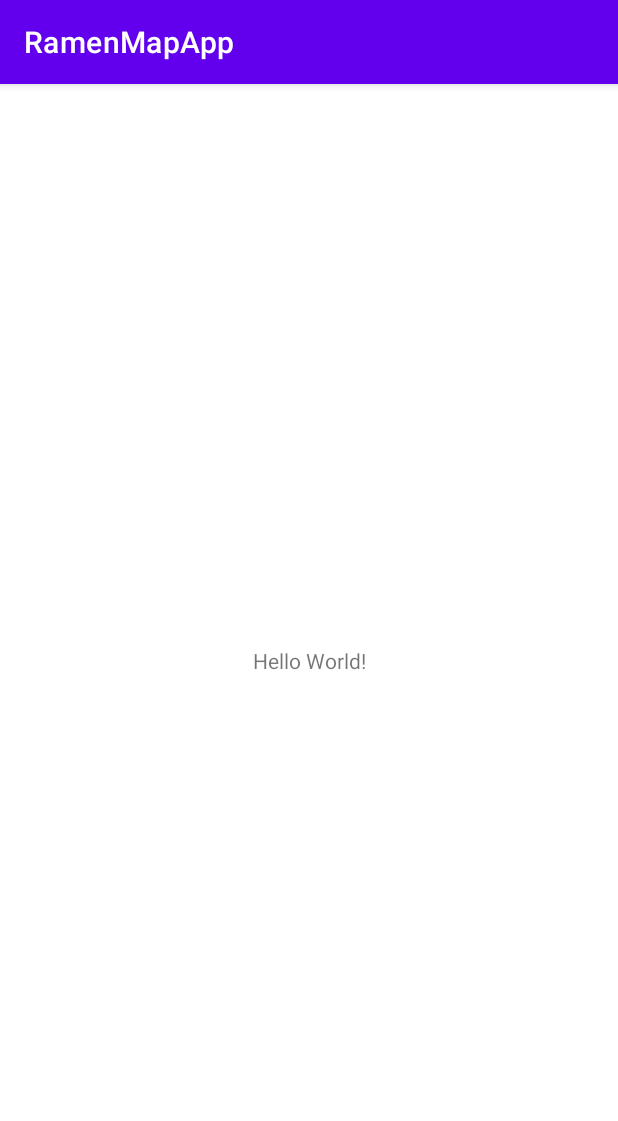
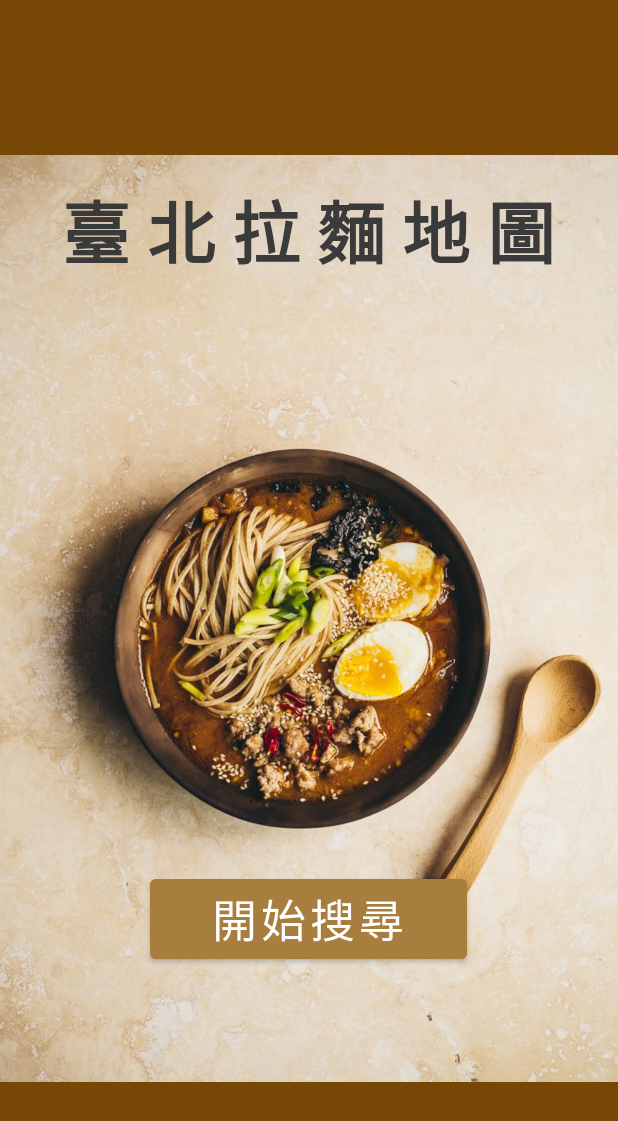
Before and after one commit to Yuhui0215/RamenMapApp, an Android app: the screen it shows after launch (MainActivity), on a phone screen of 412 x 824 dp. Shown: the top 1121 px of the screen. Run offline under Robolectric (Android 15) with nearby library versions, the phone set to English and light mode, and no system bars.

Commit message:
0606_YH_UI1

```diff
--- a/app/src/main/java/com/ramenmapapp/MainActivity.kt
+++ b/app/src/main/java/com/ramenmapapp/MainActivity.kt
@@ -1,11 +1,25 @@
 package com.ramenmapapp
 
+import android.content.Intent
 import androidx.appcompat.app.AppCompatActivity
 import android.os.Bundle
+import android.widget.Button
+import android.widget.ListView
 
 class MainActivity : AppCompatActivity() {
+
+    lateinit var start_btn: Button
+
     override fun onCreate(savedInstanceState: Bundle?) {
         super.onCreate(savedInstanceState)
         setContentView(R.layout.activity_main)
+
+        start_btn = findViewById(R.id.cover_button)
+        start_btn.setOnClickListener { start() }
+    }
+    private fun start() {
+        val intent = Intent()
+        intent.setClass(this, SelectActivity::class.java)
+        startActivity(intent)
     }
 }
--- a/app/src/main/res/layout/activity_main.xml
+++ b/app/src/main/res/layout/activity_main.xml
@@ -4,15 +4,47 @@
     xmlns:tools="http://schemas.android.com/tools"
     android:layout_width="match_parent"
     android:layout_height="match_parent"
+    android:background="#774805"
     tools:context=".MainActivity">
 
-    <TextView
+    <RelativeLayout
         android:layout_width="wrap_content"
         android:layout_height="wrap_content"
-        android:text="Hello World!"
+        android:orientation="vertical"
         app:layout_constraintBottom_toBottomOf="parent"
         app:layout_constraintEnd_toEndOf="parent"
         app:layout_constraintStart_toStartOf="parent"
-        app:layout_constraintTop_toTopOf="parent" />
+        app:layout_constraintTop_toTopOf="parent">
+
+        <ImageView
+            android:id="@+id/imageView"
+            android:layout_width="wrap_content"
+            android:layout_height="wrap_content"
+            android:src="@drawable/cover" />
+
+        <TextView
+            android:id="@+id/title_text"
+            android:layout_width="wrap_content"
+            android:layout_height="wrap_content"
+            android:layout_marginTop="120dp"
+            android:text="@string/cover_title"
+            android:textColor="#3A3A3A"
+            android:textSize="45sp"
+            android:textStyle="bold"
+            android:layout_centerHorizontal="true"/>
+
+        <Button
+            android:id="@+id/cover_button"
+            android:layout_width="211dp"
+            android:layout_height="wrap_content"
+            android:layout_marginTop="580dp"
+            android:backgroundTint="#A87E3F"
+            android:text="@string/cover_button_str"
+            android:textSize="30sp"
+            android:layout_centerHorizontal="true"
+            app:layout_constraintBottom_toBottomOf="@+id/imageView" />
+
+
+    </RelativeLayout>
 
 </androidx.constraintlayout.widget.ConstraintLayout>
--- a/app/src/main/res/values-night/themes.xml
+++ b/app/src/main/res/values-night/themes.xml
@@ -1,6 +1,6 @@
 <resources xmlns:tools="http://schemas.android.com/tools">
     <!-- Base application theme. -->
-    <style name="Theme.RamenMapApp" parent="Theme.MaterialComponents.DayNight.DarkActionBar">
+    <style name="Theme.RamenMapApp" parent="Theme.MaterialComponents.DayNight.NoActionBar">
         <!-- Primary brand color. -->
         <item name="colorPrimary">@color/purple_200</item>
         <item name="colorPrimaryVariant">@color/purple_700</item>
--- a/app/src/main/res/values/strings.xml
+++ b/app/src/main/res/values/strings.xml
@@ -1,3 +1,10 @@
 <resources>
     <string name="app_name">RamenMapApp</string>
+    <string name="cover_title">臺 北 拉 麵 地 圖</string>
+    <string name="cover_button_str">開始搜尋</string>
+    <string name="find_ramen">找 拉 麵</string>
+    <string name="search_title">搜尋條件選擇</string>
+    <string name="search_area">地區：</string>
+    <string name="search_line">捷運線：</string>
+    <string name="search_button_str">搜尋店家</string>
 </resources>
--- a/app/src/main/res/values/themes.xml
+++ b/app/src/main/res/values/themes.xml
@@ -1,9 +1,10 @@
 <resources xmlns:tools="http://schemas.android.com/tools">
     <!-- Base application theme. -->
-    <style name="Theme.RamenMapApp" parent="Theme.MaterialComponents.DayNight.DarkActionBar">
-        <!-- Primary brand color. -->
-        <item name="colorPrimary">@color/purple_500</item>
-        <item name="colorPrimaryVariant">@color/purple_700</item>
+    <!--<style name="Theme.RamenMapApp" parent="Theme.MaterialComponents.DayNight.DarkActionBar">-->
+    <style name="Theme.RamenMapApp" parent="Theme.MaterialComponents.DayNight.NoActionBar">
+    <!-- Primary brand color. -->
+        <item name="colorPrimary">#774805</item>
+        <item name="colorPrimaryVariant">#6A4B1D</item>
         <item name="colorOnPrimary">@color/white</item>
         <!-- Secondary brand color. -->
         <item name="colorSecondary">@color/teal_200</item>
```
Also changed, not shown: app/src/main/AndroidManifest.xml (+18 -0 lines), app/src/main/java/com/ramenmapapp/SelectActivity.kt (added, +78 -0 lines), app/src/main/java/com/ramenmapapp/StoreActivity.kt (added, +16 -0 lines), app/src/main/res/layout/activity_select.xml (added, +100 -0 lines), app/src/main/res/layout/activity_store.xml (added, +9 -0 lines), app/src/main/res/layout/drop_down_spinner_style.xml (added, +13 -0 lines), app/src/main/res/layout/selected_spinner_style.xml (added, +12 -0 lines), app/src/main/res/values/arrays.xml (added, +35 -0 lines), app/src/main/res/drawable/cover.jpg (added), app/src/main/res/drawable/cover2.jpg (added).
